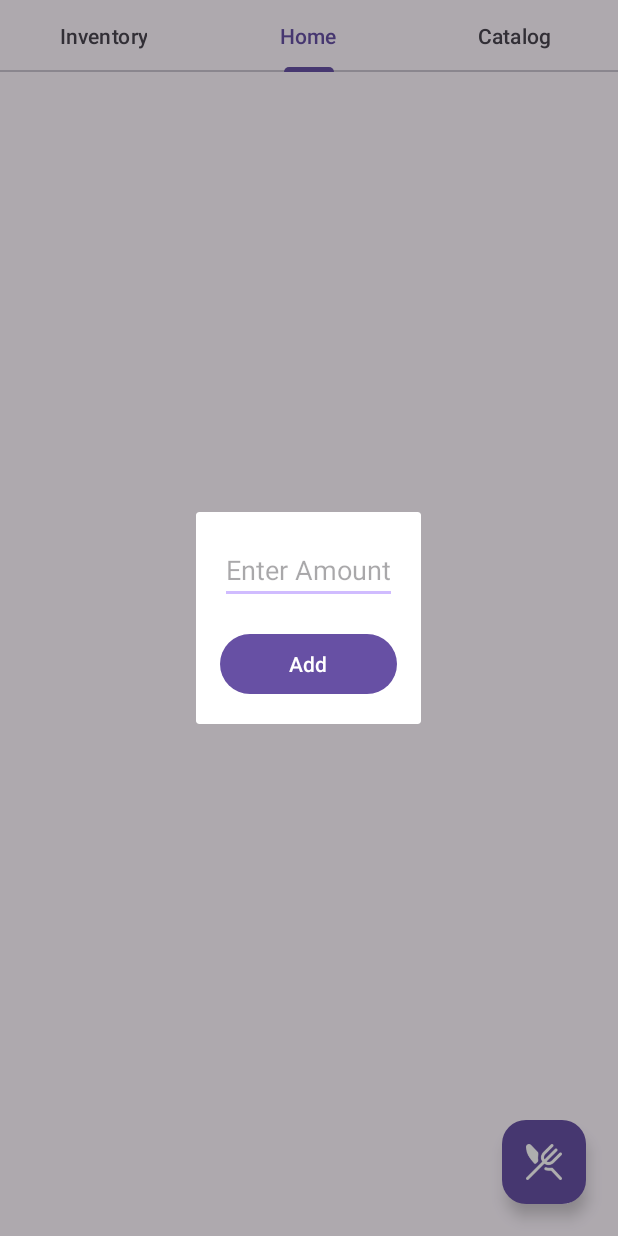
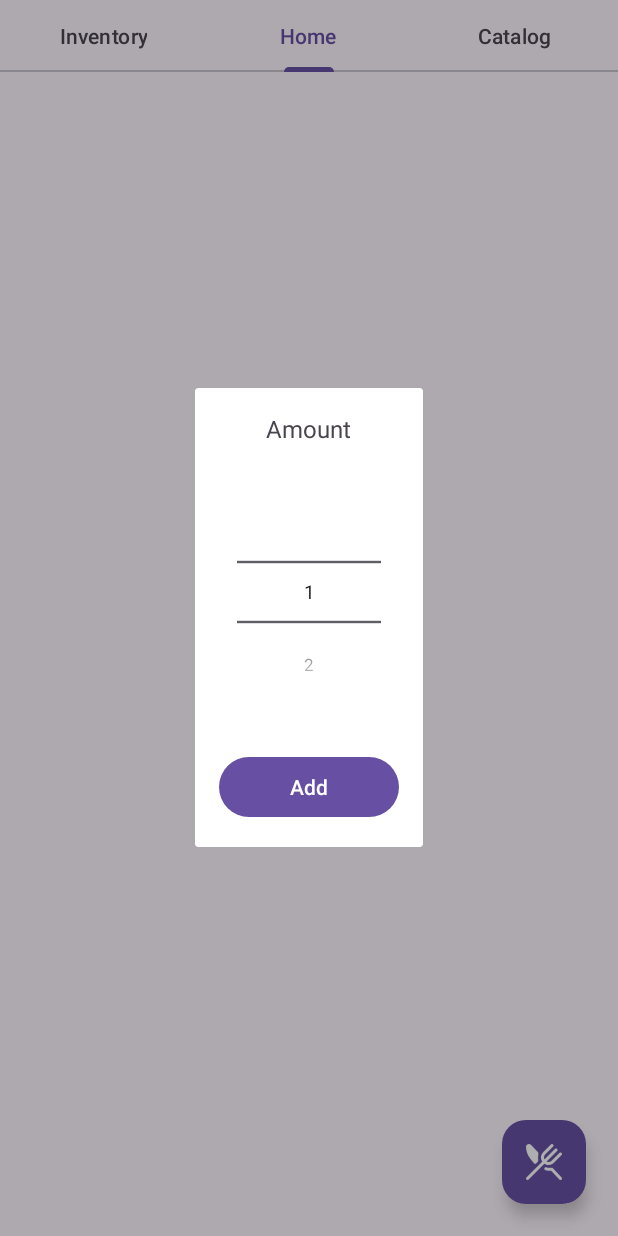
Before and after one commit to noamshmul/Hungry, an Android app: the fragment PopupChangeItem placed in its activity, on a phone screen of 412 x 824 dp. Run offline under Robolectric (Android 15) with nearby library versions, the light colour scheme and no system bars; network calls fail.

Commit message:
fixed some bugs (its more like features ;)

```diff
--- a/HungryJava/app/src/main/java/com/example/hungryjava/ItemAdapter.java
+++ b/HungryJava/app/src/main/java/com/example/hungryjava/ItemAdapter.java
@@ -40,7 +40,7 @@ public class ItemAdapter extends RecyclerView.Adapter<ItemAdapter.ItemViewHolder
     public void onBindViewHolder(ItemViewHolder holder, int position) {
         Item item = items.get(position);
         holder.name.setText(item.getName());
-        holder.amount.setText(String.valueOf(item.getQuantity()));// Set the data on the TextView
+        holder.amount.setText(String.valueOf((int)item.getQuantity()));// Convert to int to remove decimal points
         FragmentManager fragmentManager = ((AppCompatActivity) context).getSupportFragmentManager();
 
         holder.add.setOnClickListener(v -> {
--- a/HungryJava/app/src/main/java/com/example/hungryjava/PopupChangeItem.java
+++ b/HungryJava/app/src/main/java/com/example/hungryjava/PopupChangeItem.java
@@ -7,7 +7,8 @@ import android.view.LayoutInflater;
 import android.view.View;
 import android.view.ViewGroup;
 import android.widget.Button;
-import android.widget.EditText;
+import android.widget.NumberPicker;
+import android.widget.TextView;
 import android.widget.Toast;
 
 import androidx.annotation.NonNull;
@@ -29,7 +30,7 @@ import retrofit2.Response;
 import retrofit2.Retrofit;
 
 public class PopupChangeItem extends DialogFragment {
-    private EditText editTextAmount;
+    private NumberPicker numberPicker;
     private boolean isRemove;
     private int itemPosition;
 
@@ -48,7 +49,6 @@ public class PopupChangeItem extends DialogFragment {
         if (getArguments() != null) {
             isRemove = getArguments().getBoolean("isRemove");
             itemPosition = getArguments().getInt("position");
-
         }
     }
 
@@ -56,22 +56,33 @@ public class PopupChangeItem extends DialogFragment {
     @Override
     public View onCreateView(@NonNull LayoutInflater inflater, @Nullable ViewGroup container, @Nullable Bundle savedInstanceState) {
         View view = inflater.inflate(R.layout.pop_up_change_amount, container, false);
-        editTextAmount = view.findViewById(R.id.editText_amount);
+        numberPicker = view.findViewById(R.id.numberPicker_amount);
         Button changeItemButton = view.findViewById(R.id.button_change);
-        if (!isRemove)
-        {
+
+        if (!isRemove) {
             changeItemButton.setText("Add");
         }
+
+        // Set up NumberPicker
+        numberPicker.setMinValue(1);
+        numberPicker.setMaxValue(!isRemove ? 1000 : (int) InventoryFragment.items.get(itemPosition).getQuantity());
+        numberPicker.setValue(1);
+        numberPicker.setWrapSelectorWheel(false);
+
+        // Customize NumberPicker appearance
+        for (int i = 0; i < numberPicker.getChildCount(); i++) {
+            View child = numberPicker.getChildAt(i);
+            if (child instanceof TextView) {
+                TextView textView = (TextView) child;
+                textView.setTextSize(16);
+                textView.setPadding(0, 8, 0, 8);
+            }
+        }
+
         Retrofit comm = RetrofitClient.getRetrofitInstance(null, null, false);
         FastApiService apiService = comm.create(FastApiService.class);
         changeItemButton.setOnClickListener(v -> {
-            String amountStr = editTextAmount.getText().toString().trim();
-
-            if (amountStr.isEmpty()) {
-                Toast.makeText(getContext(), "Please enter amount.", Toast.LENGTH_SHORT).show();
-            } else {
-                try {
-                    int amount = Integer.parseInt(amountStr);
+            int amount = numberPicker.getValue();
             // Handle addition or removal logic
             if (isRemove) {
                 Call<Map<String, Object>> call = apiService.removeItem(InventoryFragment.items.get(itemPosition).getName(), amount);
@@ -95,7 +106,6 @@ public class PopupChangeItem extends DialogFragment {
                             Toast.makeText(getContext(), "error", Toast.LENGTH_SHORT).show();
                         }
                         dismiss();
-
                     }
 
                     @Override
@@ -103,14 +113,7 @@ public class PopupChangeItem extends DialogFragment {
                         Toast.makeText(getContext(), "Request failed", Toast.LENGTH_SHORT).show();
                         dismiss();
                     }
-
                 });
-
-
-
-
-
-
             } else {
                 Call<Map<String, Object>> call = apiService.addToItem(InventoryFragment.items.get(itemPosition).getName(), amount);
                 call.enqueue(new Callback<Map<String, Object>>() {
@@ -132,12 +135,7 @@ public class PopupChangeItem extends DialogFragment {
                         Toast.makeText(getContext(), "Request failed", Toast.LENGTH_SHORT).show();
                         dismiss();
                     }
-
                 });
-                    }
-                } catch (NumberFormatException e) {
-                    Toast.makeText(getContext(), "Please enter a valid number.", Toast.LENGTH_SHORT).show();
-                }
             }
         });
 
--- a/HungryJava/app/src/main/res/layout/pop_up_change_amount.xml
+++ b/HungryJava/app/src/main/res/layout/pop_up_change_amount.xml
@@ -5,17 +5,30 @@
     android:orientation="vertical"
     android:padding="16dp">
 
-
-    <!-- EditText for entering the amount -->
-    <EditText
-        android:id="@+id/editText_amount"
+    <!-- Container for NumberPicker -->
+    <LinearLayout
         android:layout_width="match_parent"
         android:layout_height="wrap_content"
-        android:hint="Enter Amount"
-        android:inputType="numberDecimal"
-        android:layout_marginBottom="16dp"/>
+        android:orientation="vertical"
+        android:gravity="center"
+        android:layout_marginBottom="16dp">
 
-    <!-- Add to Inventory Button -->
+        <TextView
+            android:layout_width="wrap_content"
+            android:layout_height="wrap_content"
+            android:text="Amount"
+            android:textSize="16sp"
+            android:layout_marginBottom="8dp"/>
+
+        <NumberPicker
+            android:id="@+id/numberPicker_amount"
+            android:layout_width="120dp"
+            android:layout_height="wrap_content"
+            android:scaleX="0.8"
+            android:scaleY="0.8"/>
+    </LinearLayout>
+
+    <!-- Change Amount Button -->
     <Button
         android:id="@+id/button_change"
         android:layout_width="match_parent"
```
Lines whose indentation alone changed are shown as unchanged.
